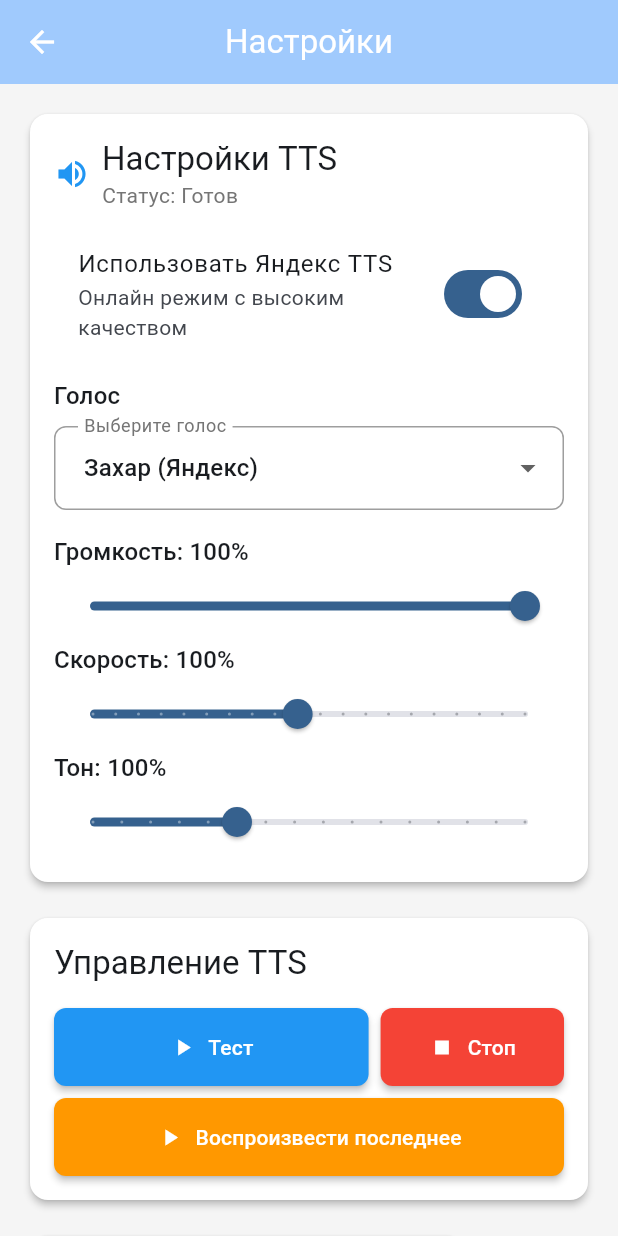
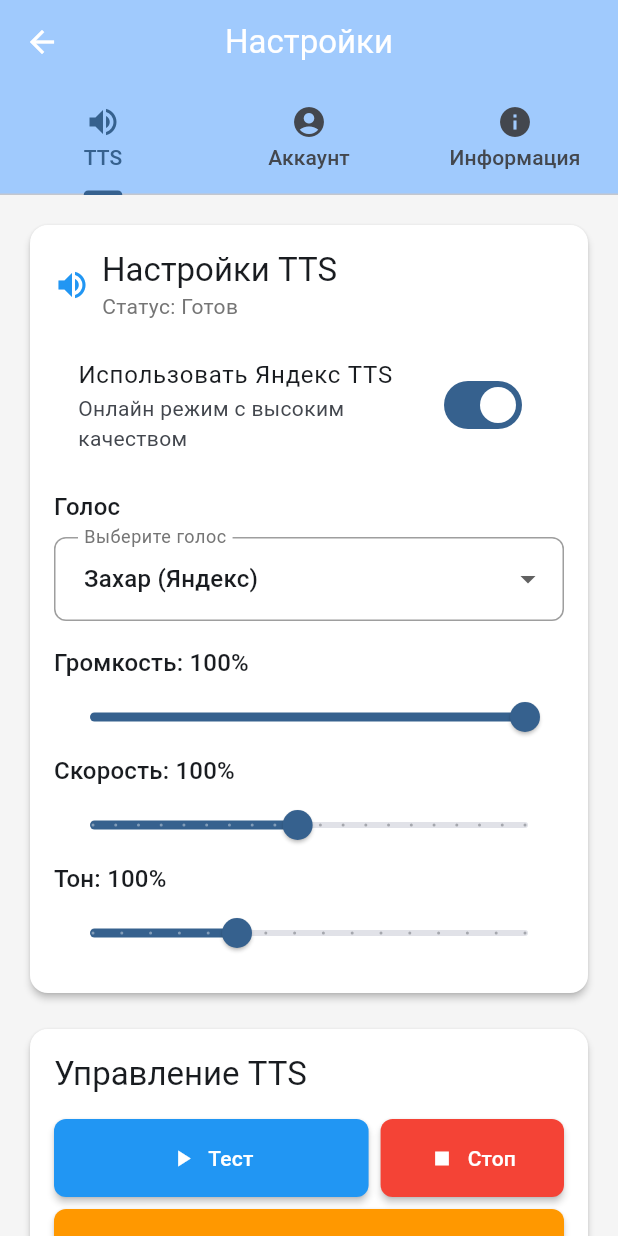
Before and after one commit to linkasu/linka_type_flutter, a Flutter app: the HomeScreen screen opened directly, after a tap on the "settings" icon, on a phone screen of 412 x 824 dp. Run offline on Flutter 3.47's test engine with Material 3 defaults, Android fonts, the phone set to English and light mode, and no system bars; our stand-ins replace audioplayers, flutter_tts, shared_preferences; accounts and stored records are empty.

Commit message:
feat: разбить настройки на вкладки и вынести кнопки выхода/сброса пароля
- Добавлены вкладки TTS, Аккаунт, Информация
- Кнопка выхода и сброса пароля перенесены в вкладку Аккаунт
- Убрана кнопка выхода из главного экрана
- Улучшена организация настроек

```diff
--- a/lib/ui/screens/home_screen.dart
+++ b/lib/ui/screens/home_screen.dart
@@ -1,9 +1,7 @@
 import 'package:flutter/material.dart';
 import 'package:flutter/services.dart';
-import '../../api/api.dart';
 import '../../services/tts_service.dart';
 import '../theme/app_theme.dart';
-import 'login_screen.dart';
 import 'settings_screen.dart';
 
 class HomeScreen extends StatefulWidget {
@@ -14,7 +12,6 @@ class HomeScreen extends StatefulWidget {
 }
 
 class _HomeScreenState extends State<HomeScreen> {
-  final AuthService _authService = AuthService();
   final TTSService _ttsService = TTSService.instance;
   final TextEditingController _textController = TextEditingController();
   bool _hasText = false;
@@ -23,15 +20,6 @@ class _HomeScreenState extends State<HomeScreen> {
   void initState() {
     super.initState();
     _textController.addListener(_onTextChanged);
-  }
-
-  Future<void> _logout() async {
-    await _authService.logout();
-    if (mounted) {
-      Navigator.of(context).pushReplacement(
-        MaterialPageRoute(builder: (context) => const LoginScreen()),
-      );
-    }
   }
 
   Future<void> _sayText({bool download = false}) async {
@@ -59,10 +47,6 @@ class _HomeScreenState extends State<HomeScreen> {
                 MaterialPageRoute(builder: (context) => const SettingsScreen()),
               );
             },
-          ),
-          IconButton(
-            icon: const Icon(Icons.logout),
-            onPressed: _logout,
           ),
         ],
       ),
--- a/lib/ui/screens/settings_screen.dart
+++ b/lib/ui/screens/settings_screen.dart
@@ -2,7 +2,10 @@ import 'package:flutter/material.dart';
 import 'package:flutter/services.dart';
 import 'dart:io';
 import '../../services/tts_service.dart';
+import '../../api/api.dart';
 import '../theme/app_theme.dart';
+import 'login_screen.dart';
+import 'reset_password_screen.dart';
 
 class SettingsScreen extends StatefulWidget {
   const SettingsScreen({super.key});
@@ -11,8 +14,10 @@ class SettingsScreen extends StatefulWidget {
   State<SettingsScreen> createState() => _SettingsScreenState();
 }
 
-class _SettingsScreenState extends State<SettingsScreen> {
+class _SettingsScreenState extends State<SettingsScreen> with SingleTickerProviderStateMixin {
   final TTSService _ttsService = TTSService.instance;
+  final AuthService _authService = AuthService();
+  late TabController _tabController;
 
   bool _useYandex = false;
   double _volume = 1.0;
@@ -24,12 +29,32 @@ class _SettingsScreenState extends State<SettingsScreen> {
   bool _isLoading = true;
   String? _lastError;
   String _ttsStatus = 'Готов';
+  String? _userEmail;
 
   @override
   void initState() {
     super.initState();
+    _tabController = TabController(length: 3, vsync: this);
     _loadSettings();
     _setupTTSEvents();
+    _loadUserInfo();
+  }
+
+  @override
+  void dispose() {
+    _tabController.dispose();
+    super.dispose();
+  }
+
+  Future<void> _loadUserInfo() async {
+    try {
+      final email = await TokenManager.getUserEmail();
+      setState(() {
+        _userEmail = email;
+      });
+    } catch (e) {
+      print('Ошибка загрузки информации пользователя: $e');
+    }
   }
 
   Future<void> _loadSettings() async {
@@ -76,16 +101,51 @@ class _SettingsScreenState extends State<SettingsScreen> {
     });
   }
 
+  Future<void> _logout() async {
+    await _authService.logout();
+    if (mounted) {
+      Navigator.of(context).pushReplacement(
+        MaterialPageRoute(builder: (context) => const LoginScreen()),
+      );
+    }
+  }
+
+  void _navigateToResetPassword() {
+    Navigator.of(context).push(
+      MaterialPageRoute(builder: (context) => const ResetPasswordScreen()),
+    );
+  }
+
   @override
   Widget build(BuildContext context) {
     return Scaffold(
       appBar: AppBar(
         title: const Text('Настройки'),
         backgroundColor: Theme.of(context).colorScheme.inversePrimary,
+        bottom: TabBar(
+          controller: _tabController,
+          tabs: const [
+            Tab(icon: Icon(Icons.volume_up), text: 'TTS'),
+            Tab(icon: Icon(Icons.account_circle), text: 'Аккаунт'),
+            Tab(icon: Icon(Icons.info), text: 'Информация'),
+          ],
+        ),
       ),
       body: _isLoading
           ? const Center(child: CircularProgressIndicator())
-          : SingleChildScrollView(
+          : TabBarView(
+              controller: _tabController,
+              children: [
+                _buildTTSTab(),
+                _buildAccountTab(),
+                _buildInfoTab(),
+              ],
+            ),
+    );
+  }
+
+  Widget _buildTTSTab() {
+    return SingleChildScrollView(
       padding: const EdgeInsets.all(16.0),
       child: Column(
         crossAxisAlignment: CrossAxisAlignment.start,
@@ -217,7 +277,7 @@ class _SettingsScreenState extends State<SettingsScreen> {
                   ),
                   const SizedBox(height: 8),
                   DropdownButtonFormField<String>(
-                            value: _selectedVoice.isNotEmpty && ((_useYandex || Platform.isLinux) ? _yandexVoices.any((v) => v.voiceURI == _selectedVoice) : _offlineVoices.any((v) => v.voiceURI == _selectedVoice)) ? _selectedVoice : null,
+                    initialValue: _selectedVoice.isNotEmpty && ((_useYandex || Platform.isLinux) ? _yandexVoices.any((v) => v.voiceURI == _selectedVoice) : _offlineVoices.any((v) => v.voiceURI == _selectedVoice)) ? _selectedVoice : null,
                     decoration: const InputDecoration(
                       labelText: 'Выберите голос',
                       border: OutlineInputBorder(),
@@ -372,21 +432,94 @@ class _SettingsScreenState extends State<SettingsScreen> {
               ),
             ),
           ),
+        ],
+      ),
+    );
+  }
 
-                  const SizedBox(height: 16),
-
-                  // Информация о голосах
+  Widget _buildAccountTab() {
+    return SingleChildScrollView(
+      padding: const EdgeInsets.all(16.0),
+      child: Column(
+        crossAxisAlignment: CrossAxisAlignment.start,
+        children: [
           Card(
             child: Padding(
               padding: const EdgeInsets.all(16.0),
               child: Column(
                 crossAxisAlignment: CrossAxisAlignment.start,
                 children: [
+                  Row(
+                    children: [
+                      const Icon(Icons.account_circle, color: AppTheme.primaryColor),
+                      const SizedBox(width: 8),
                       Text(
-                            'Информация',
+                        'Информация об аккаунте',
                         style: Theme.of(context).textTheme.titleLarge,
                       ),
+                    ],
+                  ),
                   const SizedBox(height: 16),
+
+                  if (_userEmail != null) ...[
+                    ListTile(
+                      leading: const Icon(Icons.email),
+                      title: const Text('Email'),
+                      subtitle: Text(_userEmail!),
+                    ),
+                    const Divider(),
+                  ],
+
+                  ListTile(
+                    leading: const Icon(Icons.lock_reset),
+                    title: const Text('Сбросить пароль'),
+                    subtitle: const Text('Отправить ссылку для сброса пароля'),
+                    trailing: const Icon(Icons.arrow_forward_ios),
+                    onTap: _navigateToResetPassword,
+                  ),
+
+                  const Divider(),
+
+                  ListTile(
+                    leading: const Icon(Icons.logout, color: Colors.red),
+                    title: const Text('Выйти из аккаунта', style: TextStyle(color: Colors.red)),
+                    subtitle: const Text('Завершить текущую сессию'),
+                    trailing: const Icon(Icons.arrow_forward_ios),
+                    onTap: _logout,
+                  ),
+                ],
+              ),
+            ),
+          ),
+        ],
+      ),
+    );
+  }
+
+  Widget _buildInfoTab() {
+    return SingleChildScrollView(
+      padding: const EdgeInsets.all(16.0),
+      child: Column(
+        crossAxisAlignment: CrossAxisAlignment.start,
+        children: [
+          Card(
+            child: Padding(
+              padding: const EdgeInsets.all(16.0),
+              child: Column(
+                crossAxisAlignment: CrossAxisAlignment.start,
+                children: [
+                  Row(
+                    children: [
+                      const Icon(Icons.info, color: AppTheme.primaryColor),
+                      const SizedBox(width: 8),
+                      Text(
+                        'Информация о приложении',
+                        style: Theme.of(context).textTheme.titleLarge,
+                      ),
+                    ],
+                  ),
+                  const SizedBox(height: 16),
+
                   Text(
                     'Доступно Яндекс голосов: ${_yandexVoices.length}',
                     style: Theme.of(context).textTheme.bodyMedium,
@@ -396,13 +529,41 @@ class _SettingsScreenState extends State<SettingsScreen> {
                     'Текущий режим: Яндекс TTS (онлайн)',
                     style: Theme.of(context).textTheme.bodyMedium,
                   ),
+                  const SizedBox(height: 16),
+
+                  const Divider(),
+
+                  ListTile(
+                    leading: const Icon(Icons.help_outline),
+                    title: const Text('Справка'),
+                    subtitle: const Text('Как использовать приложение'),
+                    trailing: const Icon(Icons.arrow_forward_ios),
+                    onTap: () {
+                      // TODO: Добавить экран справки
+                      ScaffoldMessenger.of(context).showSnackBar(
+                        const SnackBar(content: Text('Справка будет добавлена позже')),
+                      );
+                    },
+                  ),
+
+                  ListTile(
+                    leading: const Icon(Icons.bug_report),
+                    title: const Text('Сообщить об ошибке'),
+                    subtitle: const Text('Отправить отчет об ошибке'),
+                    trailing: const Icon(Icons.arrow_forward_ios),
+                    onTap: () {
+                      // TODO: Добавить форму отправки ошибки
+                      ScaffoldMessenger.of(context).showSnackBar(
+                        const SnackBar(content: Text('Форма отправки ошибки будет добавлена позже')),
+                      );
+                    },
+                  ),
                 ],
               ),
             ),
           ),
         ],
       ),
-            ),
     );
   }
 }
```
Lines whose indentation alone changed are shown as unchanged.
